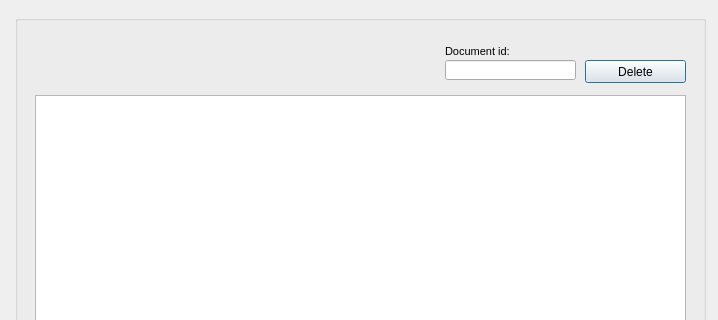
Giswater/giswater_qgis_plugin, file ui/doc_management.ui: the form before one commit; both pictures show x 0 to 718 and y 0 to 320 of the 718 by 544 pixel window.
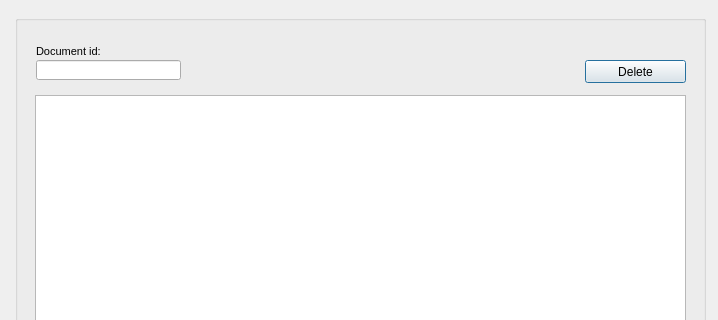
The form after the commit.

Patch:
```diff
--- a/ui/doc_management.ui
+++ b/ui/doc_management.ui
@@ -54,7 +54,7 @@
    <widget class="QLabel" name="label_data_event_to_3">
     <property name="geometry">
      <rect>
-      <x>430</x>
+      <x>21</x>
       <y>25</y>
       <width>116</width>
       <height>22</height>
@@ -87,9 +87,9 @@
    <widget class="QLineEdit" name="doc_id">
     <property name="geometry">
      <rect>
-      <x>430</x>
+      <x>21</x>
       <y>45</y>
-      <width>131</width>
+      <width>145</width>
       <height>20</height>
      </rect>
     </property>
```
